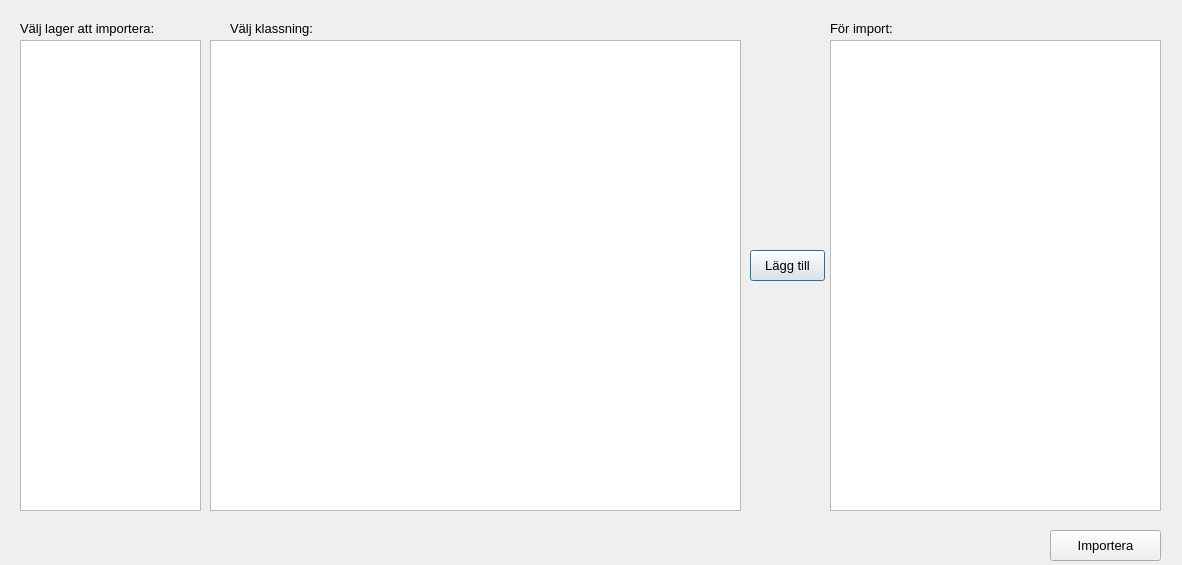
co-city/QGYF, file ui/layer_selector.ui: the form before one commit.
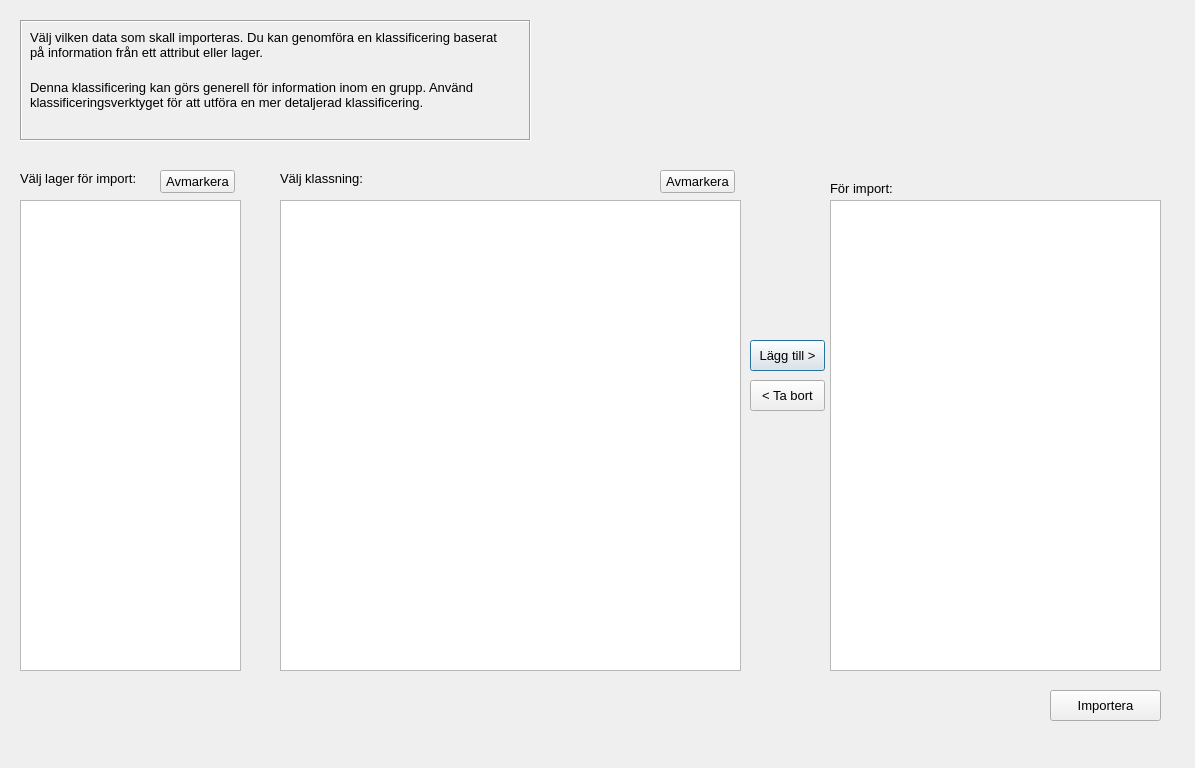
The form after the commit. Icons and pictures are not drawn.

Commit message: Add support for import shape files

What changed in the file:
```diff
--- a/ui/layer_selector.ui
+++ b/ui/layer_selector.ui
@@ -6,8 +6,8 @@
    <rect>
     <x>0</x>
     <y>0</y>
-    <width>1182</width>
-    <height>565</height>
+    <width>1195</width>
+    <height>768</height>
    </rect>
   </property>
   <property name="font">
@@ -27,30 +27,70 @@
    <property name="geometry">
     <rect>
      <x>20</x>
-     <y>20</y>
+     <y>170</y>
      <width>141</width>
      <height>16</height>
     </rect>
    </property>
    <property name="text">
-    <string>Välj lager att importera:</string>
+    <string>Välj lager för import:</string>
    </property>
   </widget>
   <widget class="QListView" name="layers">
    <property name="geometry">
     <rect>
      <x>20</x>
-     <y>40</y>
-     <width>181</width>
+     <y>200</y>
+     <width>221</width>
      <height>471</height>
     </rect>
    </property>
+   <property name="palette">
+    <palette>
+     <active>
+      <colorrole role="Highlight">
+       <brush brushstyle="SolidPattern">
+        <color alpha="255">
+         <red>85</red>
+         <green>85</green>
+         <blue>255</blue>
+        </color>
+       </brush>
+      </colorrole>
+     </active>
+     <inactive>
+      <colorrole role="Highlight">
+       <brush brushstyle="SolidPattern">
+        <color alpha="255">
+         <red>85</red>
+         <green>85</green>
+         <blue>255</blue>
+        </color>
+       </brush>
+      </colorrole>
+     </inactive>
+     <disabled>
+      <colorrole role="Highlight">
+       <brush brushstyle="SolidPattern">
+        <color alpha="255">
+         <red>0</red>
+         <green>120</green>
+         <blue>215</blue>
+        </color>
+       </brush>
+      </colorrole>
+     </disabled>
+    </palette>
+   </property>
+   <property name="editTriggers">
+    <set>QAbstractItemView::NoEditTriggers</set>
+   </property>
   </widget>
   <widget class="QLabel" name="label_2">
    <property name="geometry">
     <rect>
-     <x>230</x>
-     <y>20</y>
+     <x>280</x>
+     <y>170</y>
      <width>91</width>
      <height>16</height>
     </rect>
@@ -63,7 +103,7 @@
    <property name="geometry">
     <rect>
      <x>830</x>
-     <y>40</y>
+     <y>200</y>
      <width>331</width>
      <height>471</height>
     </rect>
@@ -73,7 +113,7 @@
    <property name="geometry">
     <rect>
      <x>830</x>
-     <y>20</y>
+     <y>180</y>
      <width>81</width>
      <height>16</height>
     </rect>
@@ -86,20 +126,20 @@
    <property name="geometry">
     <rect>
      <x>750</x>
-     <y>250</y>
+     <y>340</y>
      <width>75</width>
      <height>31</height>
     </rect>
    </property>
    <property name="text">
-    <string>Lägg till</string>
+    <string>Lägg till &gt;</string>
    </property>
   </widget>
   <widget class="QPushButton" name="okButton">
    <property name="geometry">
     <rect>
      <x>1050</x>
-     <y>530</y>
+     <y>690</y>
      <width>111</width>
      <height>31</height>
     </rect>
@@ -111,11 +151,150 @@
   <widget class="QListView" name="classifications">
    <property name="geometry">
     <rect>
-     <x>210</x>
-     <y>40</y>
-     <width>531</width>
+     <x>280</x>
+     <y>200</y>
+     <width>461</width>
      <height>471</height>
     </rect>
+   </property>
+   <property name="palette">
+    <palette>
+     <active>
+      <colorrole role="Highlight">
+       <brush brushstyle="SolidPattern">
+        <color alpha="255">
+         <red>85</red>
+         <green>85</green>
+         <blue>255</blue>
+        </color>
+       </brush>
+      </colorrole>
+     </active>
+     <inactive>
+      <colorrole role="Highlight">
+       <brush brushstyle="SolidPattern">
+        <color alpha="255">
+         <red>85</red>
+         <green>85</green>
+         <blue>255</blue>
+        </color>
+       </brush>
+      </colorrole>
+     </inactive>
+     <disabled>
+      <colorrole role="Highlight">
+       <brush brushstyle="SolidPattern">
+        <color alpha="255">
+         <red>0</red>
+         <green>120</green>
+         <blue>215</blue>
+        </color>
+       </brush>
+      </colorrole>
+     </disabled>
+    </palette>
+   </property>
+   <property name="editTriggers">
+    <set>QAbstractItemView::NoEditTriggers</set>
+   </property>
+  </widget>
+  <widget class="QFrame" name="frame">
+   <property name="enabled">
+    <bool>true</bool>
+   </property>
+   <property name="geometry">
+    <rect>
+     <x>20</x>
+     <y>20</y>
+     <width>511</width>
+     <height>121</height>
+    </rect>
+   </property>
+   <property name="autoFillBackground">
+    <bool>false</bool>
+   </property>
+   <property name="frameShape">
+    <enum>QFrame::Box</enum>
+   </property>
+   <property name="frameShadow">
+    <enum>QFrame::Sunken</enum>
+   </property>
+   <widget class="QLabel" name="label_4">
+    <property name="geometry">
+     <rect>
+      <x>10</x>
+      <y>10</y>
+      <width>481</width>
+      <height>41</height>
+     </rect>
+    </property>
+    <property name="text">
+     <string>Välj vilken data som skall importeras. Du kan genomföra en klassificering baserat på information från ett attribut eller lager. </string>
+    </property>
+    <property name="alignment">
+     <set>Qt::AlignLeading|Qt::AlignLeft|Qt::AlignTop</set>
+    </property>
+    <property name="wordWrap">
+     <bool>true</bool>
+    </property>
+   </widget>
+   <widget class="QLabel" name="label_5">
+    <property name="geometry">
+     <rect>
+      <x>10</x>
+      <y>60</y>
+      <width>481</width>
+      <height>41</height>
+     </rect>
+    </property>
+    <property name="text">
+     <string>Denna klassificering kan görs generell för information inom en grupp. Använd klassificeringsverktyget för att utföra en mer detaljerad klassificering.</string>
+    </property>
+    <property name="alignment">
+     <set>Qt::AlignLeading|Qt::AlignLeft|Qt::AlignTop</set>
+    </property>
+    <property name="wordWrap">
+     <bool>true</bool>
+    </property>
+   </widget>
+  </widget>
+  <widget class="QPushButton" name="removeButton">
+   <property name="geometry">
+    <rect>
+     <x>750</x>
+     <y>380</y>
+     <width>75</width>
+     <height>31</height>
+    </rect>
+   </property>
+   <property name="text">
+    <string>&lt; Ta bort</string>
+   </property>
+  </widget>
+  <widget class="QPushButton" name="layerAbort">
+   <property name="geometry">
+    <rect>
+     <x>160</x>
+     <y>170</y>
+     <width>75</width>
+     <height>23</height>
+    </rect>
+   </property>
+   <property name="text">
+    <string>Avmarkera</string>
+   </property>
+  </widget>
+  <widget class="QPushButton" name="qualityAbort">
+   <property name="geometry">
+    <rect>
+     <x>660</x>
+     <y>170</y>
+     <width>75</width>
+     <height>23</height>
+    </rect>
+   </property>
+   <property name="text">
+    <string>Avmarkera</string>
    </property>
   </widget>
  </widget>
```
Left out of the diff: 10 changed lines with no effect on the pictures. The commit also changes 5 other files.
